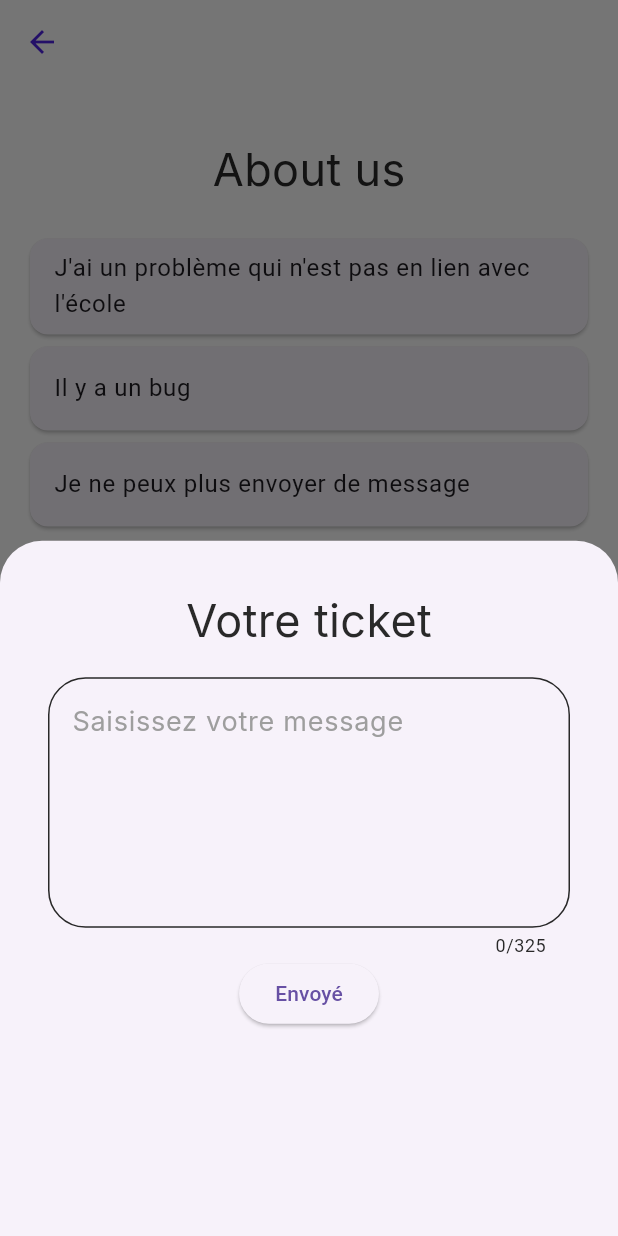
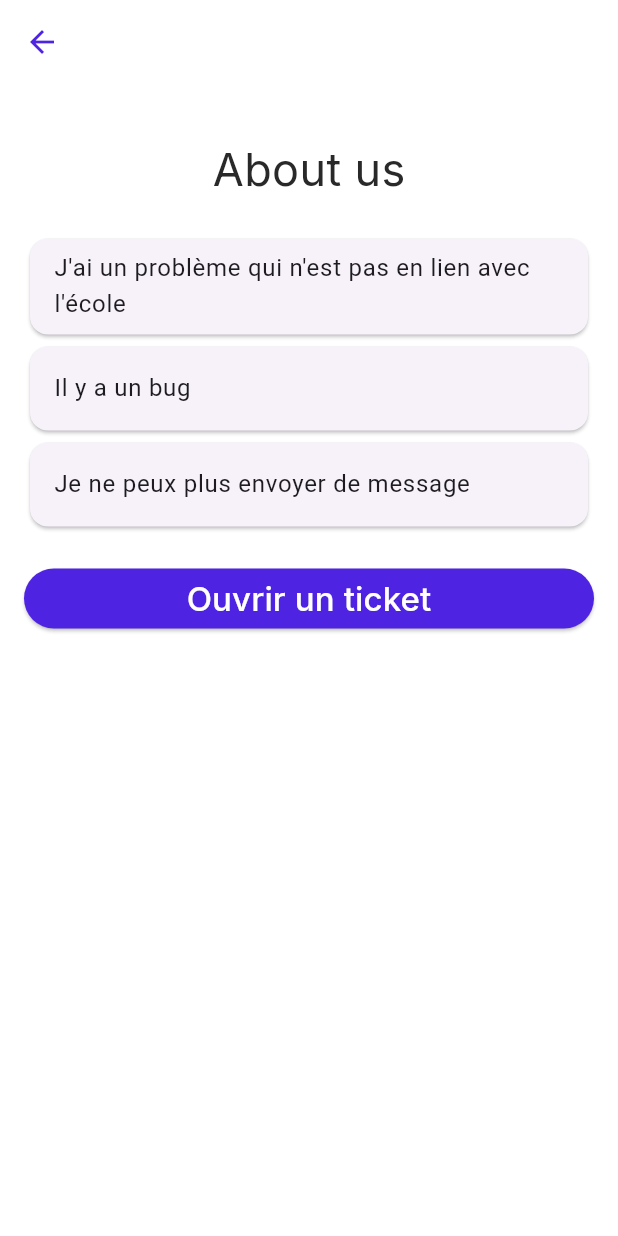
Before and after one commit to SchoodEIP/Schood-Mobile, a Flutter app: the ContactPage screen opened directly, after a tap on "Ouvrir un ticket", on a phone screen of 412 x 824 dp. Run offline on Flutter 3.47's test engine with Material 3 defaults, Android fonts, the phone set to English and light mode, and no system bars; our stand-ins replace flutter_cache_manager, google_fonts; missing offline and left inert: mailer; network calls fail.

Commit message:
[+] Redirection vers la messagerie et debugage affichage Homepage

```diff
--- a/lib/Chat/ChatScreen.dart
+++ b/lib/Chat/ChatScreen.dart
@@ -9,7 +9,6 @@ import 'package:schood/main.dart';
 import 'package:schood/request/get.dart';
 import 'package:schood/request/post.dart';
 import 'package:schood/style/AppColors.dart';
-import 'package:schood/style/AppTexts.dart';
 import 'package:schood/utils/BottomBarApp.dart';
 import '../global.dart' as global;
 
@@ -53,6 +52,7 @@ class ChatScreenState extends State<ChatScreen> {
       Response response = await postclass.postDataAuth(context, data, route);
       if (response.statusCode == 200) {
         messageController.clear();
+        // ignore: use_build_context_synchronously
         _getmessage(context);
       } else {
         print("Erreur lors de l'envoi du message - ${response.statusCode}");
@@ -78,7 +78,6 @@ class ChatScreenState extends State<ChatScreen> {
     final getdata = GetClass();
 
     var id = widget.id;
-    //print(widget.participants);
     var route = "user/chat/$id/messages";
     Response response2 = await getdata.getData(global.globalToken, route);
 
@@ -109,7 +108,6 @@ class ChatScreenState extends State<ChatScreen> {
           .cast<Map<String, dynamic>>()
           .toList();
     });
-    //print(messages);
   }
 
   @override
@@ -124,7 +122,7 @@ class ChatScreenState extends State<ChatScreen> {
         title: Column(
           crossAxisAlignment: CrossAxisAlignment.start,
           children: [
-            Text(
+            const Text(
               'Avec ',
               style: TextStyle(color: Colors.white),
             ),
@@ -157,10 +155,6 @@ class ChatScreenState extends State<ChatScreen> {
                       horizontal: 16.0, vertical: 8.0),
                   child: Column(
                     children: messages.map((message) {
-                      if (message == null) {
-                        return Container();
-                      }
-
                       String content = message['content'] ?? '';
                       String time = message['date'] ?? '';
                       String userId = message['user'] ?? '';
--- a/lib/Survey/SurveyQuestionScreen.dart
+++ b/lib/Survey/SurveyQuestionScreen.dart
@@ -237,7 +237,7 @@ class _SurveyQuestionScreenState extends State<SurveyQuestionsScreen> {
                         print('DATA SENT: $selectedAnswers');
                       },
                       style: ElevatedButton.styleFrom(
-                        primary: AppColors.purpleSchood,
+                        backgroundColor: AppColors.purpleSchood,
                         shape: RoundedRectangleBorder(
                           borderRadius: BorderRadius.circular(26),
                         ),
--- a/lib/style/AppButtons.dart
+++ b/lib/style/AppButtons.dart
@@ -166,64 +166,16 @@ class EmailButton extends StatelessWidget {
   @override
   Widget build(BuildContext context) {
     final themeProvider = Provider.of<ThemeProvider>(context);
+    final Uri _emailLaunchUri = Uri(
+      scheme: 'mailto',
+      path: global.email,
+      queryParameters: {
+        'subject': "[NOUVEAU TICKET] Problème avec l'application",
+      },
+    );
     return ElevatedButton(
       onPressed: () {
-        showModalBottomSheet(
-          context: context,
-          builder: (context) {
-            return Container(
-                child: Padding(
-              padding: const EdgeInsets.all(32),
-              child: Column(children: [
-                H1TextApp(
-                  text: "Votre ticket",
-                ),
-                SizedBox(height: 16),
-                TextField(
-                  decoration: InputDecoration(
-                    counterStyle:
-                        TextStyle(color: themeProvider.getTextColor()),
-                    enabledBorder: OutlineInputBorder(
-                      borderSide: BorderSide(
-                          width: 1,
-                          color: themeProvider
-                              .getTextColor()), // Couleur de la bordure quand le champ n'est pas en focus
-                      borderRadius: BorderRadius.circular(25.0),
-                    ),
-                    focusedBorder: OutlineInputBorder(
-                      borderSide: BorderSide(
-                          width: 1,
-                          color: themeProvider
-                              .getTextColor()), // Couleur de la bordure quand le champ est en focus
-                      borderRadius: BorderRadius.circular(25.0),
-                    ),
-                    hintText: 'Saisissez votre message',
-                    hintStyle: const TextStyle(color: Colors.grey),
-                  ),
-                  style: GoogleFonts.inter(
-                      fontSize: 18, color: themeProvider.getTextColor()),
-                  controller: messagecontroller,
-                  maxLength: 325,
-                  maxLines: 5,
-                ),
-                Row(
-                  mainAxisAlignment: MainAxisAlignment.center,
-                  children: [
-                    ElevatedButton(
-                        onPressed: () {
-                          sendEmail(messagecontroller.text, global.email);
-                          Navigator.push(
-                              context,
-                              MaterialPageRoute(
-                                  builder: (context) => EmailValidation()));
-                        },
-                        child: Text("Envoyé"))
-                  ],
-                )
-              ]),
-            ));
-          },
-        );
+        launch(_emailLaunchUri.toString());
       },
       style: ElevatedButton.styleFrom(
         backgroundColor: AppColors.purpleSchood,
```
Also changed, not shown: lib/Chat/ConversationScreen.dart (+6 -11 lines), lib/Homepage_screen.dart (+7 -5 lines).
